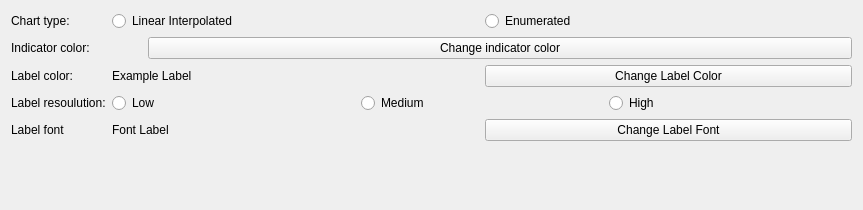
Mattia-Sacchi/A3D, file Widgets/chartaxissettings.ui: the form before one commit.
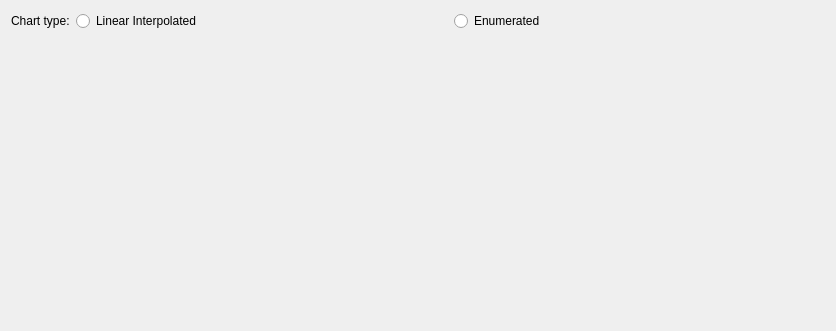
The form after the commit. Custom widgets are drawn as their Qt base class.

```diff
--- a/Widgets/chartaxissettings.ui
+++ b/Widgets/chartaxissettings.ui
@@ -6,14 +6,21 @@
    <rect>
     <x>0</x>
     <y>0</y>
-    <width>863</width>
-    <height>210</height>
+    <width>836</width>
+    <height>331</height>
    </rect>
   </property>
   <property name="windowTitle">
    <string>Form</string>
   </property>
   <layout class="QFormLayout" name="formLayout">
+   <item row="0" column="0">
+    <widget class="QLabel" name="chartTypeLabel">
+     <property name="text">
+      <string>Chart type:</string>
+     </property>
+    </widget>
+   </item>
    <item row="0" column="1">
     <layout class="QHBoxLayout" name="horizontalLayout">
      <item>
@@ -32,149 +39,19 @@
      </item>
     </layout>
    </item>
-   <item row="0" column="0">
-    <widget class="QLabel" name="chartTypeLabel">
-     <property name="text">
-      <string>Chart type:</string>
-     </property>
-    </widget>
-   </item>
-   <item row="1" column="0">
-    <widget class="QLabel" name="indicatorColorLabel">
-     <property name="sizePolicy">
-      <sizepolicy hsizetype="Preferred" vsizetype="Preferred">
-       <horstretch>0</horstretch>
-       <verstretch>0</verstretch>
-      </sizepolicy>
-     </property>
-     <property name="text">
-      <string>Indicator color:</string>
-     </property>
-    </widget>
-   </item>
-   <item row="1" column="1">
-    <layout class="QHBoxLayout" name="horizontalLayout_2">
-     <item>
-      <widget class="QWidget" name="indicatorColorWidget" native="true">
-       <property name="sizePolicy">
-        <sizepolicy hsizetype="Fixed" vsizetype="Fixed">
-         <horstretch>0</horstretch>
-         <verstretch>0</verstretch>
-        </sizepolicy>
-       </property>
-       <property name="minimumSize">
-        <size>
-         <width>30</width>
-         <height>20</height>
-        </size>
-       </property>
-      </widget>
-     </item>
-     <item>
-      <widget class="QPushButton" name="changeIndicatorColorButton">
-       <property name="sizePolicy">
-        <sizepolicy hsizetype="Expanding" vsizetype="Fixed">
-         <horstretch>0</horstretch>
-         <verstretch>0</verstretch>
-        </sizepolicy>
-       </property>
-       <property name="text">
-        <string>Change indicator color</string>
-       </property>
-      </widget>
-     </item>
-    </layout>
-   </item>
-   <item row="2" column="0">
-    <widget class="QLabel" name="labelColorLabel">
-     <property name="text">
-      <string>Label color:</string>
-     </property>
-    </widget>
-   </item>
-   <item row="2" column="1">
-    <layout class="QHBoxLayout" name="horizontalLayout_3">
-     <item>
-      <widget class="QLabel" name="labelColorExampleLabel">
-       <property name="text">
-        <string>Example Label</string>
-       </property>
-      </widget>
-     </item>
-     <item>
-      <widget class="QPushButton" name="changeLabelColorButton">
-       <property name="sizePolicy">
-        <sizepolicy hsizetype="Preferred" vsizetype="Fixed">
-         <horstretch>0</horstretch>
-         <verstretch>0</verstretch>
-        </sizepolicy>
-       </property>
-       <property name="text">
-        <string>Change Label Color</string>
-       </property>
-      </widget>
-     </item>
-    </layout>
-   </item>
-   <item row="4" column="0">
-    <widget class="QLabel" name="label">
-     <property name="text">
-      <string>Label font</string>
-     </property>
-    </widget>
-   </item>
-   <item row="4" column="1">
-    <layout class="QHBoxLayout" name="horizontalLayout_4">
-     <item>
-      <widget class="QLabel" name="labelFontExampleLabel">
-       <property name="text">
-        <string>Font Label</string>
-       </property>
-      </widget>
-     </item>
-     <item>
-      <widget class="QPushButton" name="changeFontButton">
-       <property name="text">
-        <string>Change Label Font</string>
-       </property>
-      </widget>
-     </item>
-    </layout>
-   </item>
-   <item row="3" column="0">
-    <widget class="QLabel" name="resoulutionLabel">
-     <property name="text">
-      <string>Label resoulution:</string>
-     </property>
-    </widget>
-   </item>
-   <item row="3" column="1">
-    <layout class="QHBoxLayout" name="horizontalLayout_5">
-     <item>
-      <widget class="QRadioButton" name="lowResolutionRadioButton">
-       <property name="text">
-        <string>Low</string>
-       </property>
-      </widget>
-     </item>
-     <item>
-      <widget class="QRadioButton" name="mediumResolutionRadioButton">
-       <property name="text">
-        <string>Medium</string>
-       </property>
-      </widget>
-     </item>
-     <item>
-      <widget class="QRadioButton" name="highResolutionRadioButton">
-       <property name="text">
-        <string>High</string>
-       </property>
-      </widget>
-     </item>
-    </layout>
+   <item row="1" column="0" colspan="2">
+    <widget class="ChartAxisGeneralSettings" name="chartAxisGeneralSettings" native="true"/>
    </item>
   </layout>
  </widget>
+ <customwidgets>
+  <customwidget>
+   <class>ChartAxisGeneralSettings</class>
+   <extends>QWidget</extends>
+   <header>chartaxisgeneralsettings.h</header>
+   <container>1</container>
+  </customwidget>
+ </customwidgets>
  <resources/>
  <connections/>
 </ui>
```
